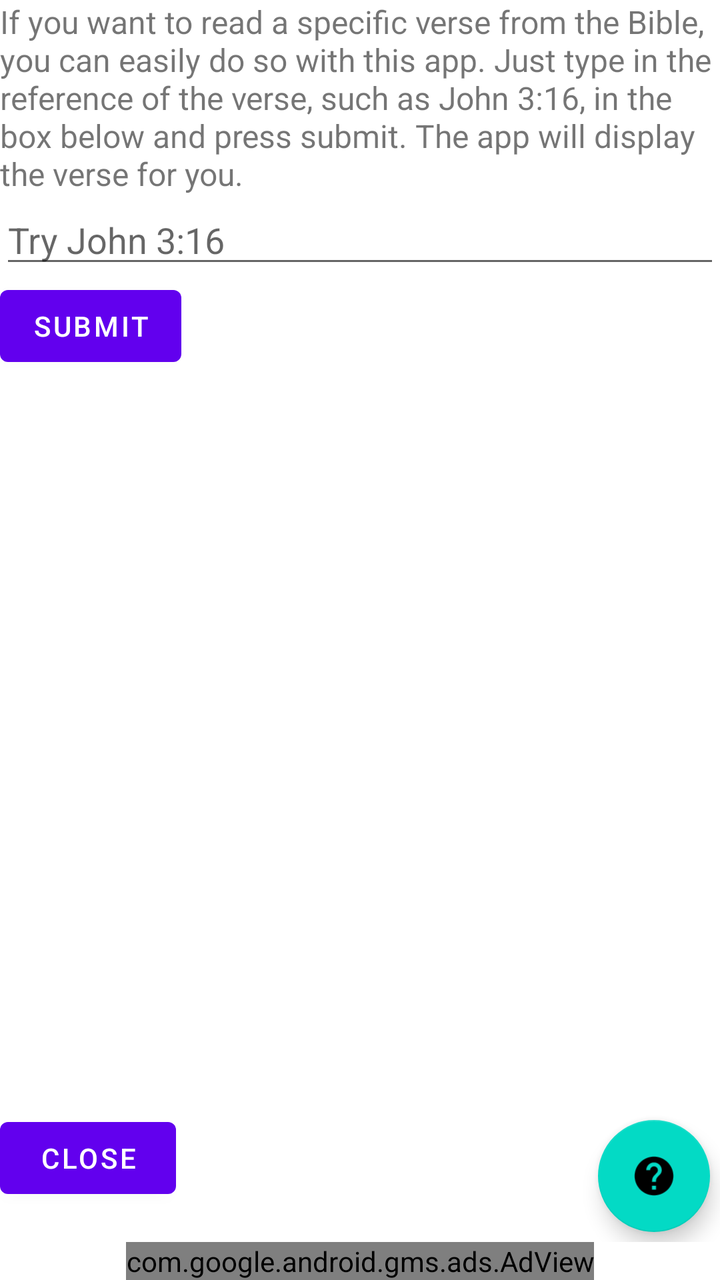
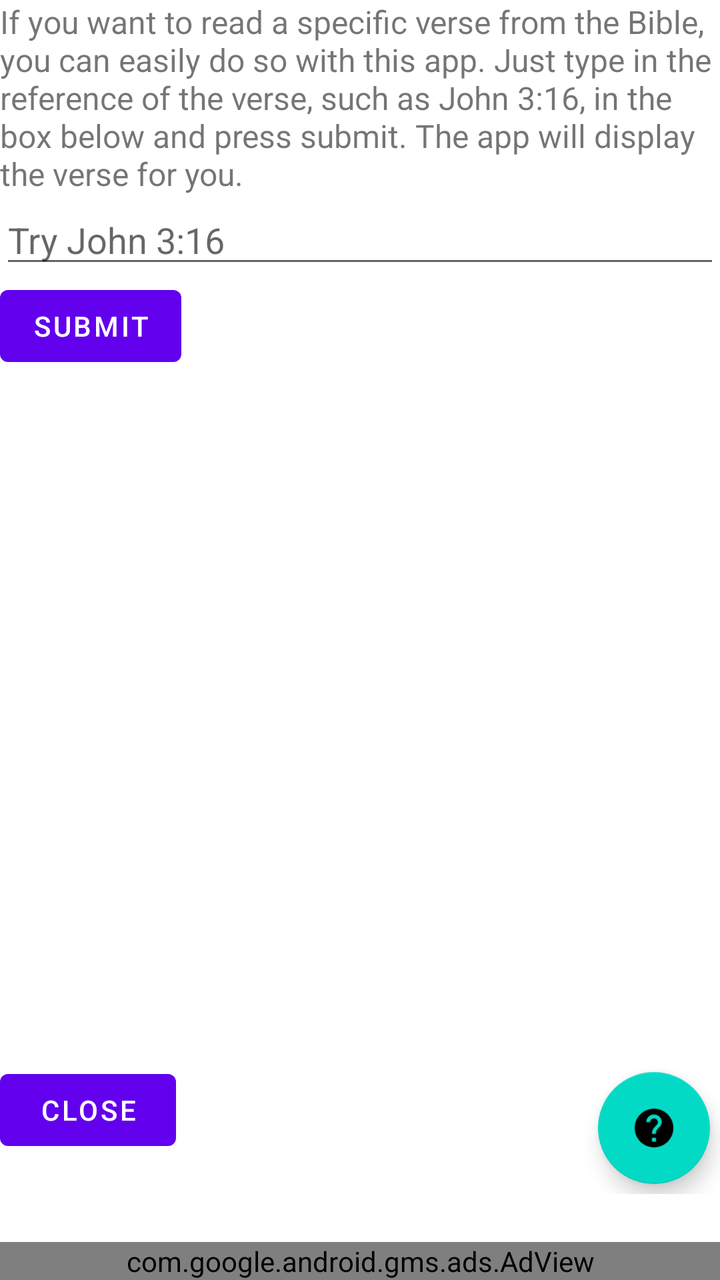

Screens rendered from an Android XML layout before and after an edit, with the pre-edit source and the edit as a unified diff.
<!-- AndroidManifest.xml: application theme Theme.Bible -->
<!-- res/layout/activity_main.xml -->
<?xml version="1.0" encoding="utf-8"?>
<androidx.constraintlayout.widget.ConstraintLayout xmlns:android="http://schemas.android.com/apk/res/android"
    xmlns:app="http://schemas.android.com/apk/res-auto"
    xmlns:tools="http://schemas.android.com/tools"
    xmlns:ads="http://schemas.android.com/apk/res-auto"
    android:layout_width="match_parent"
    android:layout_height="match_parent"
    tools:context=".MainActivity"
    android:fitsSystemWindows="true">

    <LinearLayout
        android:layout_width="match_parent"
        android:layout_height="match_parent"
        android:orientation="vertical">

        <TextView
            android:text = "If you want to read a specific verse from the Bible, you can easily do so with this app. Just type in the reference of the verse, such as John 3:16, in the box below and press submit. The app will display the verse for you."
            android:layout_width="wrap_content"
            android:layout_height="wrap_content"
            android:textSize="16sp"/>

        <com.google.android.material.textfield.TextInputEditText
            android:id="@+id/Bible_Input"
            android:hint="Try John 3:16"
            android:layout_width="match_parent"
            android:layout_height="wrap_content" />

        <Button
            android:id="@+id/Submit_Button"
            android:text="Submit"
            android:onClick="sendMessage"
            android:layout_width="wrap_content"
            android:layout_height="wrap_content"/>

        <TextView
            android:id="@+id/text_view"
            android:layout_width="wrap_content"
            android:layout_height="wrap_content"
            android:textSize="24sp" />

        <Button
            android:id="@+id/Copy_Button"
            android:text="Copy Verse"
            android:visibility="invisible"
            android:onClick="CopyVerse"
            android:layout_width="wrap_content"
            android:layout_height="wrap_content"/>

        <Space
            android:layout_width="0dp"
            android:layout_height="wrap_content"
            android:layout_weight="1" />

    <LinearLayout
        android:layout_width="match_parent"
        android:layout_height="wrap_content"
        android:orientation="horizontal">

        <Button
            android:id="@+id/Close_Button"
            android:text="Close"
            android:onClick="CloseButton"
            android:layout_width="wrap_content"
            android:layout_height="wrap_content"/>

        <Space
            android:layout_width="0dp"
            android:layout_height="wrap_content"
            android:layout_weight="1" />

        <com.google.android.material.floatingactionbutton.FloatingActionButton
            android:id="@+id/fab"
            android:onClick="AboutFAB"
            android:layout_width="wrap_content"
            android:layout_height="wrap_content"
            android:layout_gravity="bottom|end"
            android:layout_margin="5dp"
            app:maxImageSize="40dp"
            app:srcCompat="@drawable/ic_my_icon_foreground" />

    </LinearLayout>

        <com.google.android.gms.ads.AdView
            android:id="@+id/adView"
            android:layout_width="wrap_content"
            android:layout_height="wrap_content"
            android:layout_centerHorizontal="true"
            android:layout_gravity="bottom|center_horizontal"
            ads:adSize="BANNER"
            ads:adUnitId="ca-app-pub-8382831211800454/7688686047">
        </com.google.android.gms.ads.AdView>

    </LinearLayout>


</androidx.constraintlayout.widget.ConstraintLayout>
<!-- resources referenced by this layout -->
<resources>
  <!-- drawable ic_my_icon_foreground (drawable) -->
  <vector xmlns:android="http://schemas.android.com/apk/res/android"
      android:width="108dp"
      android:height="108dp"
      android:viewportWidth="24"
      android:viewportHeight="24"
      android:tint="#000000"
      android:autoMirrored="true">
    <group android:scaleX="0.58"
        android:scaleY="0.58"
        android:translateX="5.04"
        android:translateY="5.04">
      <path
          android:fillColor="@android:color/white"
          android:pathData="M12,2C6.48,2 2,6.48 2,12s4.48,10 10,10 10,-4.48 10,-10S17.52,2 12,2zM13,19h-2v-2h2v2zM15.07,11.25l-0.9,0.92C13.45,12.9 13,13.5 13,15h-2v-0.5c0,-1.1 0.45,-2.1 1.17,-2.83l1.24,-1.26c0.37,-0.36 0.59,-0.86 0.59,-1.41 0,-1.1 -0.9,-2 -2,-2s-2,0.9 -2,2L8,9c0,-2.21 1.79,-4 4,-4s4,1.79 4,4c0,0.88 -0.36,1.68 -0.93,2.25z"/>
    </group>
  </vector>
  <style name="Theme.Bible" parent="Theme.MaterialComponents.DayNight.DarkActionBar">
          
          <item name="colorPrimary">@color/purple_500</item>
          <item name="colorPrimaryVariant">@color/purple_700</item>
          <item name="colorOnPrimary">@color/white</item>
          
          <item name="colorSecondary">@color/teal_200</item>
          <item name="colorSecondaryVariant">@color/teal_700</item>
          <item name="colorOnSecondary">@color/black</item>
          
          <item name="android:statusBarColor">?attr/colorPrimaryVariant</item>
          
      </style>
  <color name="purple_500">#FF6200EE</color>
  <color name="purple_700">#FF3700B3</color>
  <color name="white">#FFFFFFFF</color>
  <color name="teal_200">#FF03DAC5</color>
  <color name="teal_700">#FF018786</color>
  <color name="black">#FF000000</color>
</resources>

<!-- the commit's change to res/layout/activity_main.xml (unified diff, before → after) -->
@@ -82,9 +82,9 @@
 
         <com.google.android.gms.ads.AdView
             android:id="@+id/adView"
-            android:layout_width="wrap_content"
+            android:layout_width="match_parent"
             android:layout_height="wrap_content"
-            android:layout_centerHorizontal="true"
+            android:layout_marginTop="24dp"
             android:layout_gravity="bottom|center_horizontal"
             ads:adSize="BANNER"
             ads:adUnitId="ca-app-pub-8382831211800454/7688686047">
